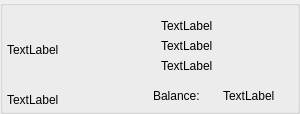
Before: the Qt Designer form penyamanager/user/memberprofilegroupbox.ui in eguzki/penyamanager, drawn with Qt 5.
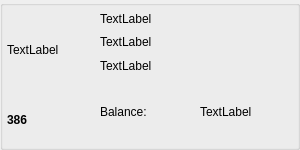
After: the same form once the commit is applied.

Commit message: member groupbox tune & all window fitting

Patch:
```diff
--- a/penyamanager/user/memberprofilegroupbox.ui
+++ b/penyamanager/user/memberprofilegroupbox.ui
@@ -7,29 +7,35 @@
     <x>0</x>
     <y>0</y>
     <width>300</width>
-    <height>111</height>
+    <height>150</height>
    </rect>
   </property>
   <property name="minimumSize">
    <size>
     <width>300</width>
-    <height>0</height>
+    <height>150</height>
    </size>
   </property>
   <property name="maximumSize">
    <size>
     <width>300</width>
-    <height>16777215</height>
+    <height>150</height>
    </size>
   </property>
   <property name="windowTitle">
    <string>GroupBox</string>
   </property>
   <property name="styleSheet">
-   <string notr="true"/>
-  </property>
-  <property name="title">
-   <string/>
+   <string notr="true">QLabel#memberUsernameValueLabel{
+font: 28pt &quot;Calibri&quot;;
+font: bold;
+qproperty-alignment: AlignCenter;
+}
+
+QLabel{
+font: 18pt &quot;Calibri&quot;;
+}
+</string>
   </property>
   <layout class="QHBoxLayout" name="horizontalLayout">
    <property name="spacing">
@@ -48,7 +54,26 @@
     <number>4</number>
    </property>
    <item>
+    <widget class="QWidget" name="verticalLayout_4" native="true">
+     <property name="maximumSize">
+      <size>
+       <width>80</width>
+       <height>16777215</height>
+      </size>
+     </property>
     <layout class="QVBoxLayout" name="verticalLayout_2">
+      <property name="leftMargin">
+       <number>0</number>
+      </property>
+      <property name="topMargin">
+       <number>0</number>
+      </property>
+      <property name="rightMargin">
+       <number>0</number>
+      </property>
+      <property name="bottomMargin">
+       <number>0</number>
+      </property>
      <item>
       <widget class="QLabel" name="memberImageLabel">
        <property name="minimumSize">
@@ -71,17 +96,59 @@
      <item>
       <widget class="QLabel" name="memberUsernameValueLabel">
        <property name="text">
-        <string notr="true">TextLabel</string>
+         <string notr="true">386</string>
        </property>
       </widget>
      </item>
     </layout>
+    </widget>
    </item>
    <item>
+    <spacer name="horizontalSpacer">
+     <property name="orientation">
+      <enum>Qt::Horizontal</enum>
+     </property>
+     <property name="sizeType">
+      <enum>QSizePolicy::Fixed</enum>
+     </property>
+     <property name="sizeHint" stdset="0">
+      <size>
+       <width>10</width>
+       <height>20</height>
+      </size>
+     </property>
+    </spacer>
+   </item>
+   <item>
+    <widget class="QWidget" name="verticalLayout_5" native="true">
     <layout class="QVBoxLayout" name="verticalLayout_3">
+      <property name="leftMargin">
+       <number>0</number>
+      </property>
+      <property name="topMargin">
+       <number>0</number>
+      </property>
+      <property name="rightMargin">
+       <number>0</number>
+      </property>
+      <property name="bottomMargin">
+       <number>0</number>
+      </property>
      <item>
       <widget class="QWidget" name="nameQWidget" native="true">
        <layout class="QVBoxLayout" name="verticalLayout">
+         <property name="leftMargin">
+          <number>0</number>
+         </property>
+         <property name="topMargin">
+          <number>0</number>
+         </property>
+         <property name="rightMargin">
+          <number>0</number>
+         </property>
+         <property name="bottomMargin">
+          <number>0</number>
+         </property>
         <item>
          <widget class="QLabel" name="membernameLabel">
           <property name="text">
@@ -110,19 +177,19 @@
       <widget class="QWidget" name="memberAccountWidget" native="true">
        <layout class="QHBoxLayout" name="horizontalLayout_2">
         <property name="spacing">
-         <number>1</number>
+          <number>6</number>
         </property>
         <property name="leftMargin">
-         <number>1</number>
+          <number>0</number>
         </property>
         <property name="topMargin">
-         <number>1</number>
+          <number>0</number>
         </property>
         <property name="rightMargin">
-         <number>1</number>
+          <number>0</number>
         </property>
         <property name="bottomMargin">
-         <number>1</number>
+          <number>0</number>
         </property>
         <item>
          <widget class="QLabel" name="memberAccountLabel">
@@ -142,6 +209,7 @@
       </widget>
      </item>
     </layout>
+    </widget>
    </item>
   </layout>
  </widget>
```
Lines whose indentation alone changed are shown as unchanged. The commit also changes 16 other files.
